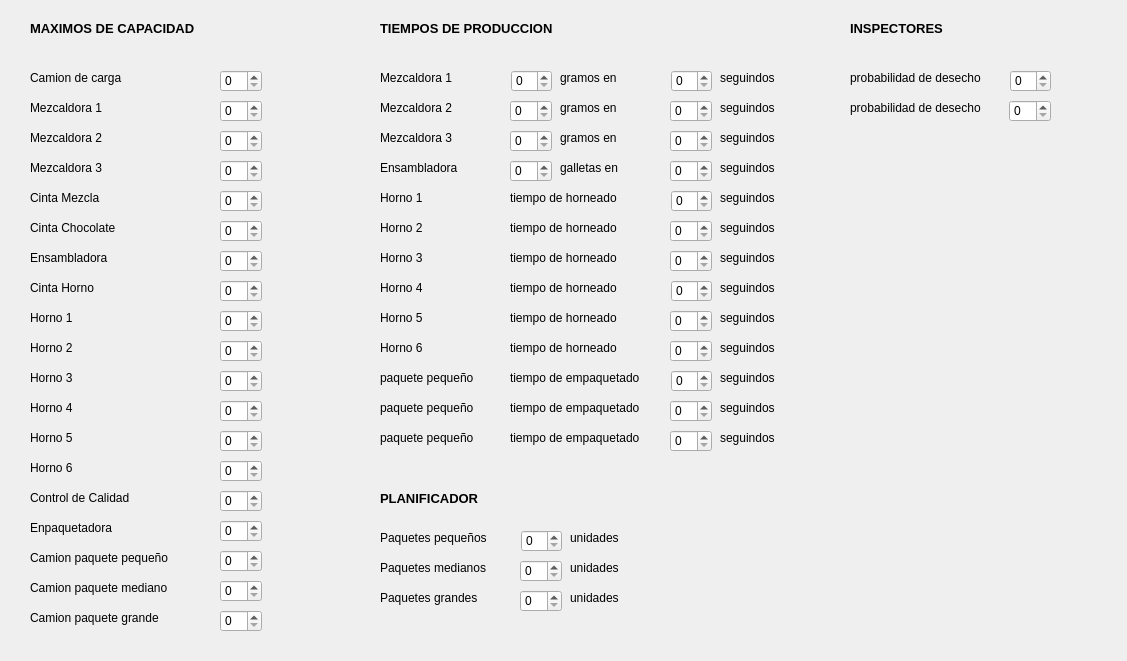
This is Fabrica/configuracion.ui in gaboq98/FABRICA as Qt 5 draws it before an edit. The edited form follows.
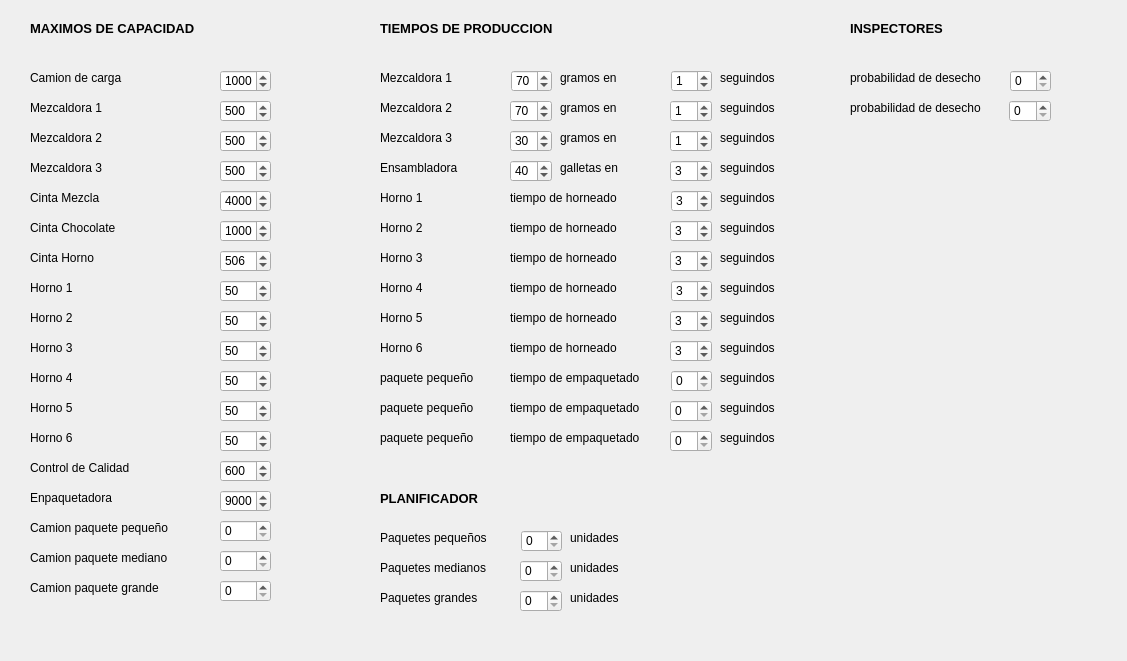
This is the edited form.

```diff
--- a/Fabrica/configuracion.ui
+++ b/Fabrica/configuracion.ui
@@ -96,7 +96,7 @@
    <property name="geometry">
     <rect>
      <x>30</x>
-     <y>490</y>
+     <y>460</y>
      <width>111</width>
      <height>16</height>
     </rect>
@@ -105,24 +105,11 @@
     <string>Control de Calidad</string>
    </property>
   </widget>
-  <widget class="QLabel" name="label_7">
-   <property name="geometry">
-    <rect>
-     <x>30</x>
-     <y>250</y>
-     <width>91</width>
-     <height>16</height>
-    </rect>
-   </property>
-   <property name="text">
-    <string>Ensambladora</string>
-   </property>
-  </widget>
   <widget class="QLabel" name="label_8">
    <property name="geometry">
     <rect>
      <x>30</x>
-     <y>280</y>
+     <y>250</y>
      <width>81</width>
      <height>16</height>
     </rect>
@@ -135,7 +122,7 @@
    <property name="geometry">
     <rect>
      <x>30</x>
-     <y>310</y>
+     <y>280</y>
      <width>55</width>
      <height>16</height>
     </rect>
@@ -187,7 +174,7 @@
    <property name="geometry">
     <rect>
      <x>30</x>
-     <y>340</y>
+     <y>310</y>
      <width>55</width>
      <height>16</height>
     </rect>
@@ -200,7 +187,7 @@
    <property name="geometry">
     <rect>
      <x>30</x>
-     <y>370</y>
+     <y>340</y>
      <width>55</width>
      <height>16</height>
     </rect>
@@ -213,7 +200,7 @@
    <property name="geometry">
     <rect>
      <x>30</x>
-     <y>400</y>
+     <y>370</y>
      <width>55</width>
      <height>16</height>
     </rect>
@@ -226,7 +213,7 @@
    <property name="geometry">
     <rect>
      <x>30</x>
-     <y>460</y>
+     <y>430</y>
      <width>55</width>
      <height>16</height>
     </rect>
@@ -239,7 +226,7 @@
    <property name="geometry">
     <rect>
      <x>30</x>
-     <y>430</y>
+     <y>400</y>
      <width>55</width>
      <height>16</height>
     </rect>
@@ -252,7 +239,7 @@
    <property name="geometry">
     <rect>
      <x>30</x>
-     <y>520</y>
+     <y>490</y>
      <width>91</width>
      <height>16</height>
     </rect>
@@ -265,7 +252,7 @@
    <property name="geometry">
     <rect>
      <x>30</x>
-     <y>550</y>
+     <y>520</y>
      <width>151</width>
      <height>16</height>
     </rect>
@@ -278,7 +265,7 @@
    <property name="geometry">
     <rect>
      <x>30</x>
-     <y>580</y>
+     <y>550</y>
      <width>151</width>
      <height>16</height>
     </rect>
@@ -291,7 +278,7 @@
    <property name="geometry">
     <rect>
      <x>30</x>
-     <y>610</y>
+     <y>580</y>
      <width>151</width>
      <height>16</height>
     </rect>
@@ -533,215 +520,247 @@
     <rect>
      <x>220</x>
      <y>70</y>
-     <width>42</width>
+     <width>51</width>
      <height>22</height>
     </rect>
    </property>
    <property name="maximum">
     <number>10000</number>
    </property>
+   <property name="value">
+    <number>1000</number>
+   </property>
   </widget>
   <widget class="QSpinBox" name="max_mezcl1">
    <property name="geometry">
     <rect>
      <x>220</x>
      <y>100</y>
-     <width>42</width>
+     <width>51</width>
      <height>22</height>
     </rect>
    </property>
    <property name="maximum">
     <number>10000</number>
    </property>
+   <property name="value">
+    <number>500</number>
+   </property>
   </widget>
   <widget class="QSpinBox" name="max_mezcl2">
    <property name="geometry">
     <rect>
      <x>220</x>
      <y>130</y>
-     <width>42</width>
+     <width>51</width>
      <height>22</height>
     </rect>
    </property>
    <property name="maximum">
     <number>10000</number>
    </property>
+   <property name="value">
+    <number>500</number>
+   </property>
   </widget>
   <widget class="QSpinBox" name="max_mezcl3">
    <property name="geometry">
     <rect>
      <x>220</x>
      <y>160</y>
-     <width>42</width>
+     <width>51</width>
      <height>22</height>
     </rect>
    </property>
    <property name="maximum">
     <number>10000</number>
    </property>
+   <property name="value">
+    <number>500</number>
+   </property>
   </widget>
   <widget class="QSpinBox" name="max_cinta_mezcla">
    <property name="geometry">
     <rect>
      <x>220</x>
      <y>190</y>
-     <width>42</width>
+     <width>51</width>
      <height>22</height>
     </rect>
    </property>
    <property name="maximum">
     <number>10000</number>
    </property>
+   <property name="value">
+    <number>4000</number>
+   </property>
   </widget>
   <widget class="QSpinBox" name="max_cinta_horno">
    <property name="geometry">
     <rect>
      <x>220</x>
-     <y>280</y>
-     <width>42</width>
-     <height>22</height>
-    </rect>
-   </property>
-   <property name="maximum">
-    <number>10000</number>
-   </property>
-  </widget>
-  <widget class="QSpinBox" name="max_empacadora">
-   <property name="geometry">
-    <rect>
-     <x>220</x>
      <y>250</y>
-     <width>42</width>
+     <width>51</width>
      <height>22</height>
     </rect>
    </property>
    <property name="maximum">
     <number>10000</number>
    </property>
+   <property name="value">
+    <number>506</number>
+   </property>
   </widget>
   <widget class="QSpinBox" name="max_cinta_choco">
    <property name="geometry">
     <rect>
      <x>220</x>
      <y>220</y>
-     <width>42</width>
+     <width>51</width>
      <height>22</height>
     </rect>
    </property>
    <property name="maximum">
     <number>10000</number>
    </property>
+   <property name="value">
+    <number>1000</number>
+   </property>
   </widget>
   <widget class="QSpinBox" name="max_horno1">
    <property name="geometry">
     <rect>
      <x>220</x>
-     <y>310</y>
-     <width>42</width>
+     <y>280</y>
+     <width>51</width>
      <height>22</height>
     </rect>
    </property>
    <property name="maximum">
     <number>10000</number>
    </property>
+   <property name="value">
+    <number>50</number>
+   </property>
   </widget>
   <widget class="QSpinBox" name="max_empack">
    <property name="geometry">
     <rect>
      <x>220</x>
-     <y>520</y>
-     <width>42</width>
+     <y>490</y>
+     <width>51</width>
      <height>22</height>
     </rect>
    </property>
    <property name="maximum">
     <number>10000</number>
    </property>
+   <property name="value">
+    <number>9000</number>
+   </property>
   </widget>
   <widget class="QSpinBox" name="max_horno6">
    <property name="geometry">
     <rect>
      <x>220</x>
-     <y>460</y>
-     <width>42</width>
+     <y>430</y>
+     <width>51</width>
      <height>22</height>
     </rect>
    </property>
    <property name="maximum">
     <number>10000</number>
    </property>
+   <property name="value">
+    <number>50</number>
+   </property>
   </widget>
   <widget class="QSpinBox" name="max_horno4">
    <property name="geometry">
     <rect>
      <x>220</x>
-     <y>400</y>
-     <width>42</width>
+     <y>370</y>
+     <width>51</width>
      <height>22</height>
     </rect>
    </property>
    <property name="maximum">
     <number>10000</number>
    </property>
+   <property name="value">
+    <number>50</number>
+   </property>
   </widget>
   <widget class="QSpinBox" name="max_horno5">
    <property name="geometry">
     <rect>
      <x>220</x>
-     <y>430</y>
-     <width>42</width>
+     <y>400</y>
+     <width>51</width>
      <height>22</height>
     </rect>
    </property>
    <property name="maximum">
     <number>10000</number>
    </property>
+   <property name="value">
+    <number>50</number>
+   </property>
   </widget>
   <widget class="QSpinBox" name="max_horno3">
    <property name="geometry">
     <rect>
      <x>220</x>
-     <y>370</y>
-     <width>42</width>
+     <y>340</y>
+     <width>51</width>
      <height>22</height>
     </rect>
    </property>
    <property name="maximum">
     <number>10000</number>
    </property>
+   <property name="value">
+    <number>50</number>
+   </property>
   </widget>
   <widget class="QSpinBox" name="max_control_calidad">
    <property name="geometry">
     <rect>
      <x>220</x>
-     <y>490</y>
-     <width>42</width>
+     <y>460</y>
+     <width>51</width>
      <height>22</height>
     </rect>
    </property>
    <property name="maximum">
     <number>10000</number>
    </property>
+   <property name="value">
+    <number>600</number>
+   </property>
   </widget>
   <widget class="QSpinBox" name="max_horno2">
    <property name="geometry">
     <rect>
      <x>220</x>
-     <y>340</y>
-     <width>42</width>
+     <y>310</y>
+     <width>51</width>
      <height>22</height>
     </rect>
    </property>
    <property name="maximum">
     <number>10000</number>
    </property>
+   <property name="value">
+    <number>50</number>
+   </property>
   </widget>
   <widget class="QSpinBox" name="max_camion_pak10">
    <property name="geometry">
     <rect>
      <x>220</x>
-     <y>580</y>
-     <width>42</width>
+     <y>550</y>
+     <width>51</width>
      <height>22</height>
     </rect>
    </property>
@@ -753,8 +772,8 @@
    <property name="geometry">
     <rect>
      <x>220</x>
-     <y>610</y>
-     <width>42</width>
+     <y>580</y>
+     <width>51</width>
      <height>22</height>
     </rect>
    </property>
@@ -766,8 +785,8 @@
    <property name="geometry">
     <rect>
      <x>220</x>
-     <y>550</y>
-     <width>42</width>
+     <y>520</y>
+     <width>51</width>
      <height>22</height>
     </rect>
    </property>
@@ -846,6 +865,9 @@
    <property name="maximum">
     <number>10000</number>
    </property>
+   <property name="value">
+    <number>70</number>
+   </property>
   </widget>
   <widget class="QSpinBox" name="gramos_mezcl3">
    <property name="geometry">
@@ -859,6 +881,9 @@
    <property name="maximum">
     <number>10000</number>
    </property>
+   <property name="value">
+    <number>30</number>
+   </property>
   </widget>
   <widget class="QSpinBox" name="gramos_mezcl2">
    <property name="geometry">
@@ -872,6 +897,9 @@
    <property name="maximum">
     <number>10000</number>
    </property>
+   <property name="value">
+    <number>70</number>
+   </property>
   </widget>
   <widget class="QSpinBox" name="tiempo_mezcl3">
    <property name="geometry">
@@ -885,6 +913,9 @@
    <property name="maximum">
     <number>10000</number>
    </property>
+   <property name="value">
+    <number>1</number>
+   </property>
   </widget>
   <widget class="QSpinBox" name="tiempo_mezcl1">
    <property name="geometry">
@@ -898,6 +929,9 @@
    <property name="maximum">
     <number>10000</number>
    </property>
+   <property name="value">
+    <number>1</number>
+   </property>
   </widget>
   <widget class="QSpinBox" name="tiempo_mezcl2">
    <property name="geometry">
@@ -911,6 +945,9 @@
    <property name="maximum">
     <number>10000</number>
    </property>
+   <property name="value">
+    <number>1</number>
+   </property>
   </widget>
   <widget class="QLabel" name="label_43">
    <property name="geometry">
@@ -963,6 +1000,9 @@
    <property name="maximum">
     <number>10000</number>
    </property>
+   <property name="value">
+    <number>3</number>
+   </property>
   </widget>
   <widget class="QLabel" name="label_46">
    <property name="geometry">
@@ -989,6 +1029,9 @@
    <property name="maximum">
     <number>10000</number>
    </property>
+   <property name="value">
+    <number>3</number>
+   </property>
   </widget>
   <widget class="QLabel" name="label_49">
    <property name="geometry">
@@ -1028,6 +1071,9 @@
    <property name="maximum">
     <number>10000</number>
    </property>
+   <property name="value">
+    <number>3</number>
+   </property>
   </widget>
   <widget class="QLabel" name="label_52">
    <property name="geometry">
@@ -1067,6 +1113,9 @@
    <property name="maximum">
     <number>10000</number>
    </property>
+   <property name="value">
+    <number>3</number>
+   </property>
   </widget>
   <widget class="QSpinBox" name="tiempo_horno4">
    <property name="geometry">
@@ -1080,6 +1129,9 @@
    <property name="maximum">
     <number>10000</number>
    </property>
+   <property name="value">
+    <number>3</number>
+   </property>
   </widget>
   <widget class="QSpinBox" name="tiempo_horno5">
    <property name="geometry">
@@ -1093,6 +1145,9 @@
    <property name="maximum">
     <number>10000</number>
    </property>
+   <property name="value">
+    <number>3</number>
+   </property>
   </widget>
   <widget class="QLabel" name="label_56">
    <property name="geometry">
@@ -1197,6 +1252,9 @@
    <property name="maximum">
     <number>10000</number>
    </property>
+   <property name="value">
+    <number>40</number>
+   </property>
   </widget>
   <widget class="QLabel" name="label_47">
    <property name="geometry">
@@ -1236,6 +1294,9 @@
    <property name="maximum">
     <number>10000</number>
    </property>
+   <property name="value">
+    <number>3</number>
+   </property>
   </widget>
   <widget class="QLabel" name="label_63">
    <property name="geometry">
```
